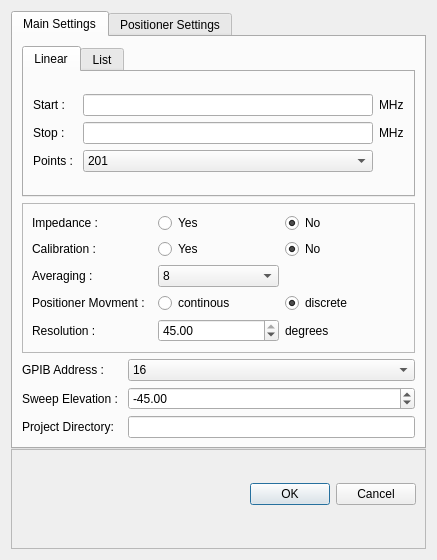
Before: the Qt Designer form settings_ui.ui in Wireless-Research-Tester/Automated-Wireless-Research-Tester, drawn with Qt 5.
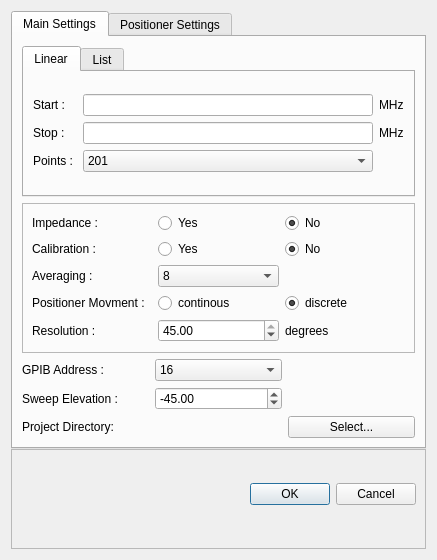
After: the same form once the commit is applied.

Patch:
```diff
--- a/settings_ui.ui
+++ b/settings_ui.ui
@@ -568,7 +568,14 @@
           </widget>
          </item>
          <item row="2" column="1">
-          <widget class="QLineEdit" name="lineEdit"/>
+          <widget class="QLabel" name="dir_label"/>
+         </item>
+		 <item row="2" column="2">
+          <widget class="QPushButton" name="dir_Button">
+           <property name="text">
+            <string>Select...</string>
+           </property>
+          </widget>
          </item>
         </layout>
        </item>
```
